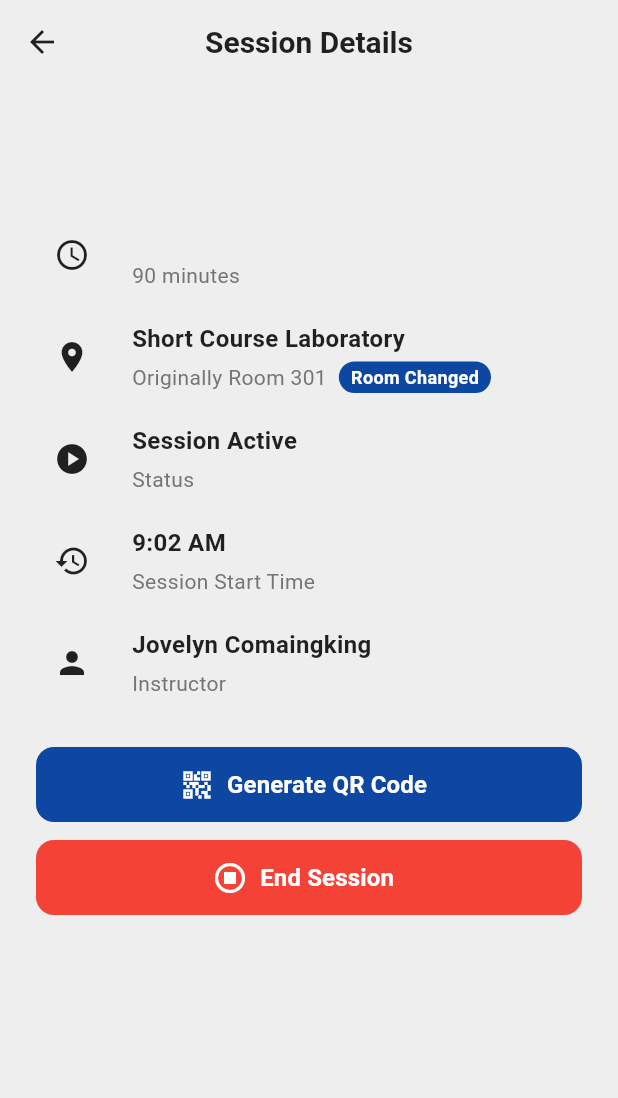
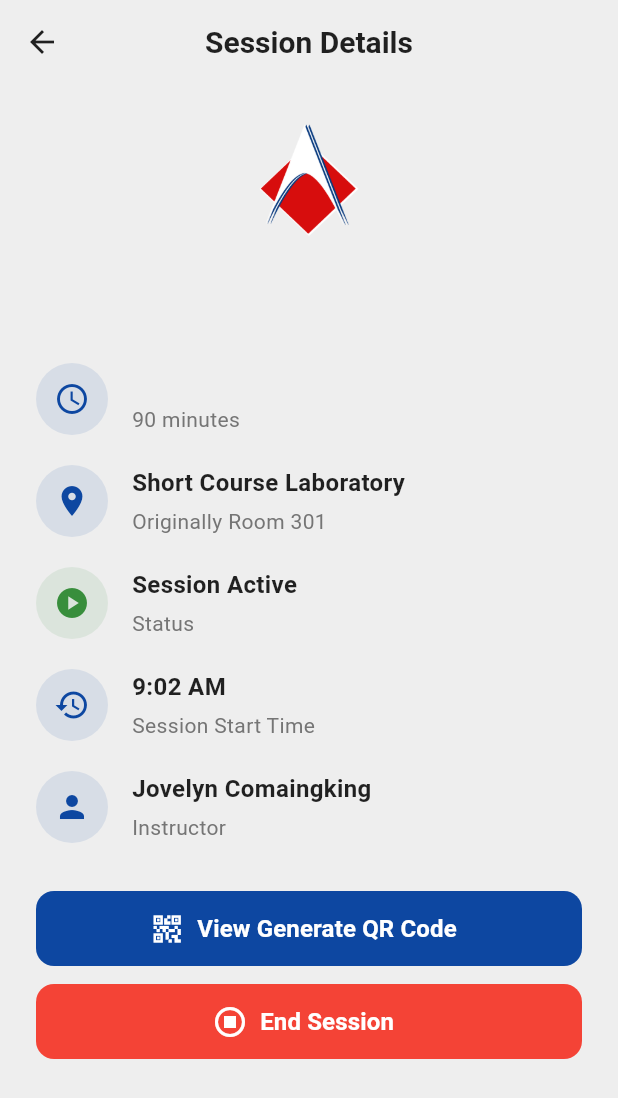
Before and after one commit to CS31A/ams-teacher-mobile, a Flutter app: the SessionDetailsScreen screen opened directly with empty values, on a phone screen of 412 x 824 dp. Shown: the top 1098 px of the screen. Run offline on Flutter 3.47's test engine with Material 3 defaults, Android fonts, the phone set to English and light mode, and no system bars; our stand-ins replace shared_preferences, table_calendar; accounts and stored records are empty; network calls fail.

Commit message:
refactor: improve session screen ui

```diff
--- a/lib/screens/qr_screen.dart
+++ b/lib/screens/qr_screen.dart
@@ -281,7 +281,7 @@ class _QrScreenState extends State<QrScreen> {
     return TextField(
       controller: _searchController,
       decoration: InputDecoration(
-        hintText: 'Search schedules...',
+        hintText: 'Search sections...',
         prefixIcon: Icon(Icons.search_rounded, color: Colors.grey[600]),
         filled: true,
         fillColor: Colors.white,
@@ -722,12 +722,16 @@ class _SessionDetailsScreenState extends State<SessionDetailsScreen> {
   ];
 
   String? _selectedActualRoom;
+  String _scheduledRoom = 'Room 301 (Scheduled)';
+  String _currentRoom = 'Room 301 (Scheduled)';
 
   @override
   void initState() {
     super.initState();
     _selectedActualRoom = _rooms.first;
   }
+
+  bool get _hasRoomChanged => _currentRoom != _scheduledRoom;
 
   @override
   void dispose() {
@@ -760,6 +764,16 @@ class _SessionDetailsScreenState extends State<SessionDetailsScreen> {
         padding: const EdgeInsets.all(24),
         child: Column(
           children: [
+                    // Logo
+                    Center(
+                      child: Image.asset(
+                        'lib/images/aclc_logo.png',
+                        width: 80,
+                        height: 80,
+                      ),
+                    ),
+                    const SizedBox(height: 16),
+
                     // Course Title
                     Center(
                       child: Text(
@@ -778,7 +792,7 @@ class _SessionDetailsScreenState extends State<SessionDetailsScreen> {
                       icon: Icons.access_time,
                       mainText: widget.scheduleTime,
                       subText: '90 minutes',
-                      iconColor: Colors.black87,
+                      iconColor: Colors.blue[900]!,
                     ),
                     const SizedBox(height: 20),
 
@@ -786,8 +800,8 @@ class _SessionDetailsScreenState extends State<SessionDetailsScreen> {
                       icon: Icons.location_on,
                       mainText: 'Short Course Laboratory',
                       subText: 'Originally Room 301',
-                      iconColor: Colors.black87,
-                      badge: 'Room Changed',
+                      iconColor: Colors.blue[900]!,
+                      badge: _hasRoomChanged ? 'Room Changed' : null,
                     ),
                     const SizedBox(height: 20),
 
@@ -795,7 +809,7 @@ class _SessionDetailsScreenState extends State<SessionDetailsScreen> {
                       icon: Icons.play_circle,
                       mainText: 'Session Active',
                       subText: 'Status',
-                      iconColor: Colors.black87,
+                      iconColor: Colors.green[700]!,
                     ),
                     const SizedBox(height: 20),
 
@@ -803,7 +817,7 @@ class _SessionDetailsScreenState extends State<SessionDetailsScreen> {
                       icon: Icons.history,
                       mainText: '9:02 AM',
                       subText: 'Session Start Time',
-                      iconColor: Colors.black87,
+                      iconColor: Colors.blue[900]!,
                     ),
                     const SizedBox(height: 20),
 
@@ -811,7 +825,7 @@ class _SessionDetailsScreenState extends State<SessionDetailsScreen> {
                       icon: Icons.person,
                       mainText: 'Jovelyn Comaingking',
                       subText: 'Instructor',
-                      iconColor: Colors.black87,
+                      iconColor: Colors.blue[900]!,
                     ),
 
                     const SizedBox(height: 32),
@@ -826,7 +840,7 @@ class _SessionDetailsScreenState extends State<SessionDetailsScreen> {
                         },
                         icon: const Icon(Icons.qr_code_2, size: 24),
                         label: const Text(
-                          'Generate QR Code',
+                          'View Generate QR Code',
                           style: TextStyle(
                             fontSize: 16,
                             fontWeight: FontWeight.bold,
@@ -887,10 +901,10 @@ class _SessionDetailsScreenState extends State<SessionDetailsScreen> {
           width: 48,
           height: 48,
           decoration: BoxDecoration(
-            color: Colors.grey[200],
+            color: iconColor.withOpacity(0.1),
             shape: BoxShape.circle,
           ),
-          child: Icon(icon, color: Colors.black87, size: 24),
+          child: Icon(icon, color: iconColor, size: 24),
         ),
         const SizedBox(width: 16),
         Expanded(
```
